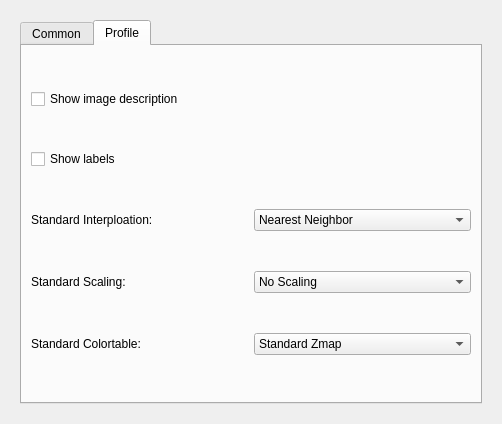
Before: the Qt Designer form forms/preferences.ui in isis-group/vast, drawn with Qt 5.
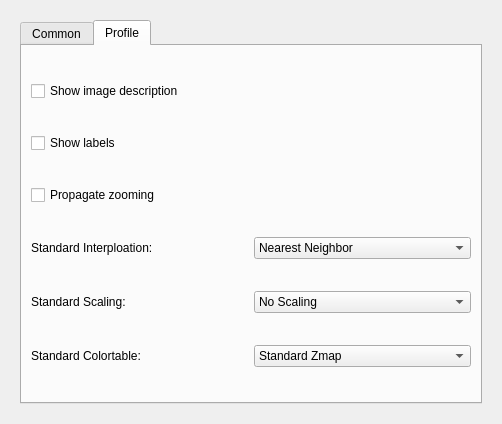
After: the same form once the commit is applied. Icons and pictures are not drawn.

Commit message: add option to propagate zooming to all widgets

What changed in the file:
```diff
--- a/forms/preferences.ui
+++ b/forms/preferences.ui
@@ -77,14 +77,14 @@
             </property>
            </widget>
           </item>
-          <item row="2" column="0">
+          <item row="3" column="0">
            <widget class="QLabel" name="label_2">
             <property name="text">
              <string>Standard Interploation:</string>
             </property>
            </widget>
           </item>
-          <item row="2" column="1">
+          <item row="3" column="1">
            <widget class="QComboBox" name="comboInterpolation">
             <item>
              <property name="text">
@@ -98,14 +98,14 @@
             </item>
            </widget>
           </item>
-          <item row="3" column="0">
+          <item row="4" column="0">
            <widget class="QLabel" name="label_3">
             <property name="text">
              <string>Standard Scaling:</string>
             </property>
            </widget>
           </item>
-          <item row="3" column="1">
+          <item row="4" column="1">
            <widget class="QComboBox" name="comboScaling">
             <item>
              <property name="text">
@@ -131,7 +131,7 @@
             </property>
            </widget>
           </item>
-          <item row="4" column="1">
+          <item row="5" column="1">
            <widget class="QComboBox" name="comboBox">
             <item>
              <property name="text">
@@ -151,13 +151,20 @@
             </item>
            </widget>
           </item>
-          <item row="4" column="0">
+          <item row="5" column="0">
            <widget class="QLabel" name="label_4">
             <property name="text">
              <string>Standard Colortable:</string>
             </property>
            </widget>
           </item>
+          <item row="2" column="0">
+           <widget class="QCheckBox" name="checkPropagateZooming">
+            <property name="text">
+             <string>Propagate zooming</string>
+            </property>
+           </widget>
+          </item>
          </layout>
         </widget>
        </widget>
```
The commit also changes 8 other files.
